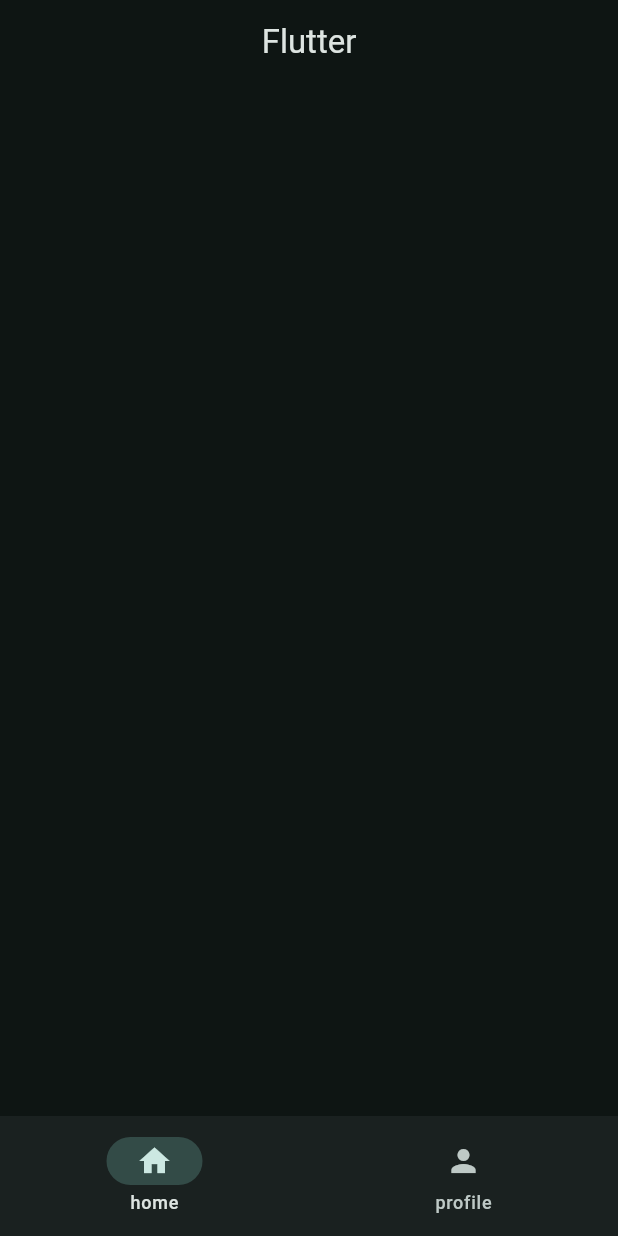
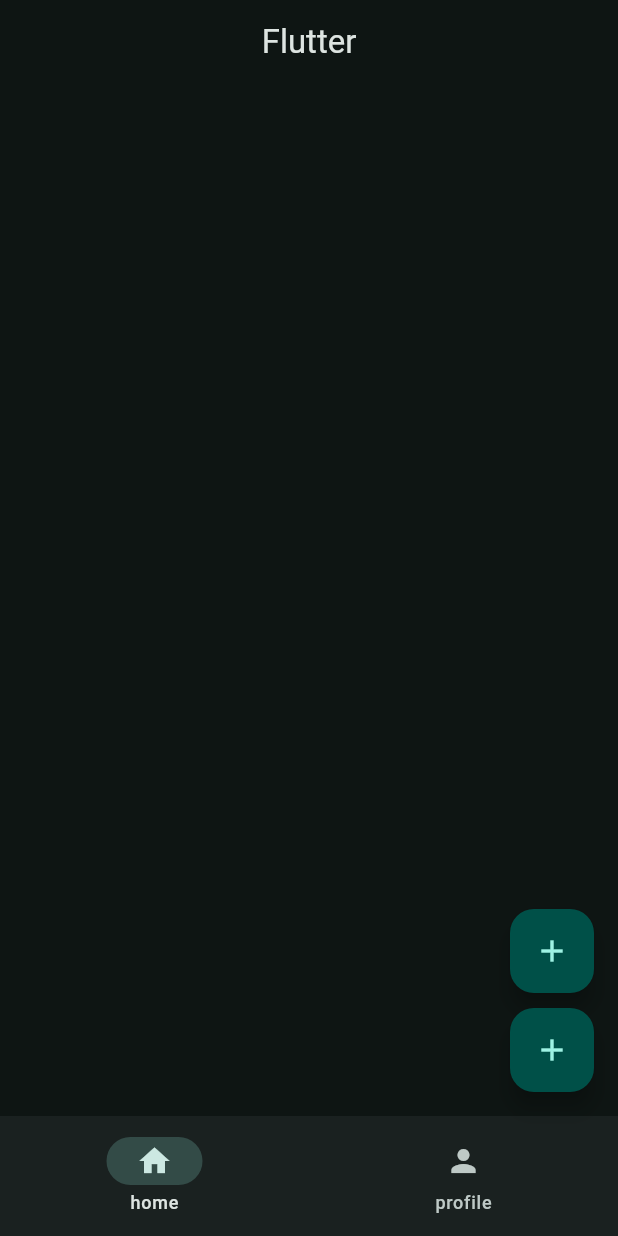
Before and after one commit to difunk/FLUTTER-PLAYGROUND-APP, a Flutter app: the screen it shows after launch, on a phone screen of 412 x 824 dp. Run offline on Flutter 3.47's test engine with Material 3 defaults, Android fonts, the phone set to English and light mode, and no system bars.

Commit message:
floatingActionButton

```diff
--- a/lib/main.dart
+++ b/lib/main.dart
@@ -19,6 +19,24 @@ class MyApp extends StatelessWidget {
       ),
       home: Scaffold(
         appBar: AppBar(title: Text("Flutter"), centerTitle: true),
+        floatingActionButton: Column(
+          mainAxisSize: MainAxisSize.min,
+          children: [
+            FloatingActionButton(
+              onPressed: () {
+                print("test");
+              },
+              child: Icon(Icons.add),
+            ),
+            SizedBox(height: 10.0),
+            FloatingActionButton(
+              onPressed: () {
+                print("test");
+              },
+              child: Icon(Icons.add),
+            ),
+          ],
+        ),
         bottomNavigationBar: NavigationBar(
           destinations: [
             NavigationDestination(icon: Icon((Icons.home)), label: "home"),
```
